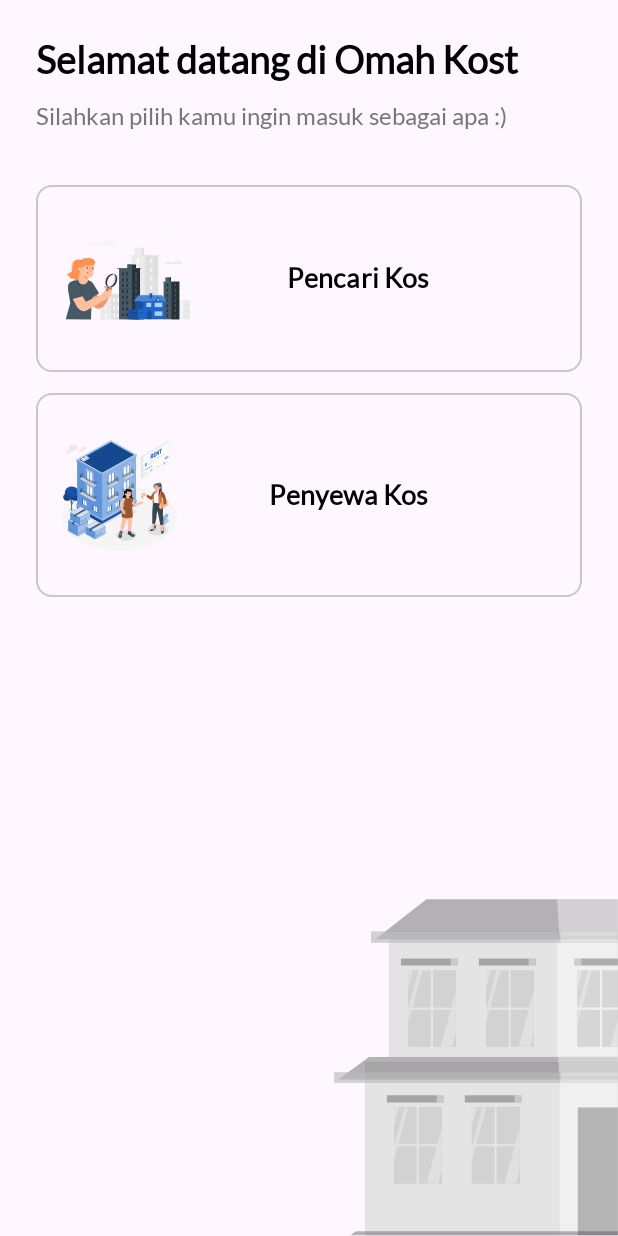
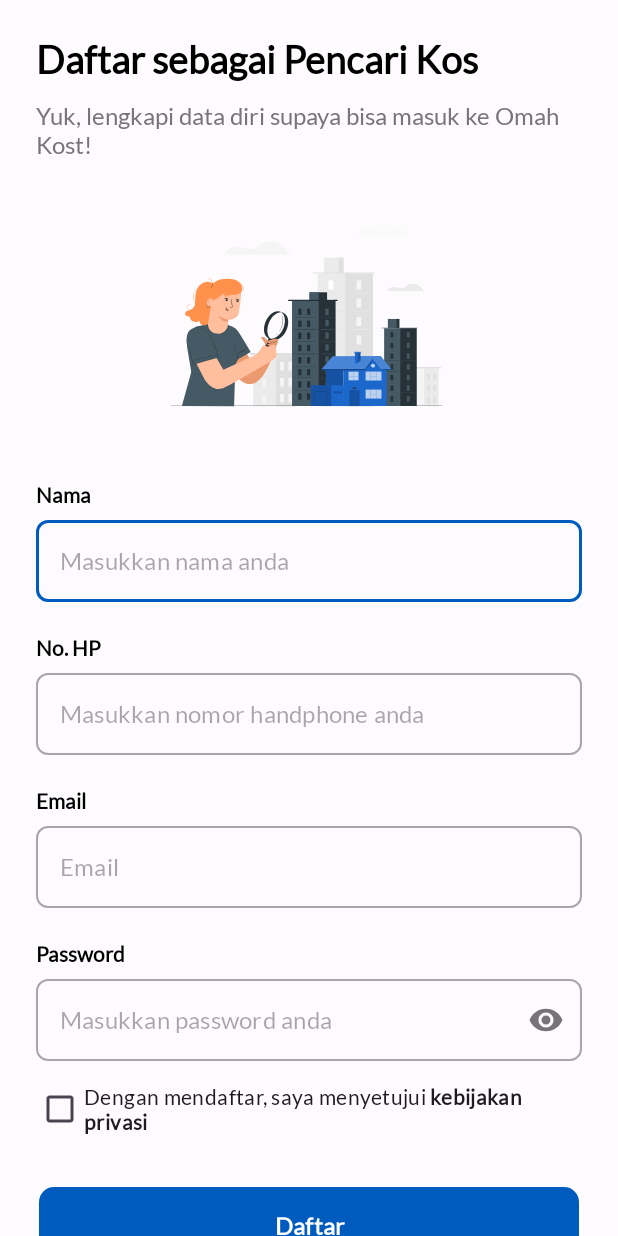
Before and after one commit to yobel47/Kos, an Android app: the screen it shows after launch (SelectUserActivity before the commit, RegisterActivity after it), on a phone screen of 412 x 824 dp. Run offline under Robolectric (Android 15) with nearby library versions, the phone set to English and light mode, and no system bars.

Commit message:
Add register screen

```diff
--- /dev/null
+++ b/app/src/main/java/com/binar/kos/view/ui/RegisterActivity.kt
@@ -0,0 +1,18 @@
+package com.binar.kos.view.ui
+
+import android.os.Bundle
+import androidx.appcompat.app.AppCompatActivity
+import com.binar.kos.databinding.ActivityRegisterBinding
+
+
+class RegisterActivity : AppCompatActivity() {
+
+    private lateinit var binding : ActivityRegisterBinding
+
+    override fun onCreate(savedInstanceState: Bundle?) {
+        super.onCreate(savedInstanceState)
+        binding = ActivityRegisterBinding.inflate(layoutInflater)
+        setContentView(binding.root)
+    }
+
+}
--- a/app/src/main/res/drawable/button_select_user.xml
+++ b/app/src/main/res/drawable/button_select_user.xml
@@ -10,7 +10,7 @@
                 </shape>
             </item>
             <!-- White foreground. -->
-            <item android:bottom="5dp" android:right="3dp">
+            <item android:bottom="5dp" android:right="3dp" android:left="5dp">
                 <shape>
                     <solid android:color="@color/background" />
                     <stroke android:width="1dp" android:color="#C7C6CA"/>
--- a/app/src/main/res/layout/activity_login.xml
+++ b/app/src/main/res/layout/activity_login.xml
@@ -48,7 +48,7 @@
         android:id="@+id/tv_email_title"
         android:layout_width="match_parent"
         android:layout_height="wrap_content"
-        android:layout_marginTop="70dp"
+        android:layout_marginTop="44dp"
         android:text="@string/email"
         android:textColor="@color/black"
         android:textSize="14sp"
--- /dev/null
+++ b/app/src/main/res/layout/activity_register.xml
@@ -0,0 +1,274 @@
+<?xml version="1.0" encoding="utf-8"?>
+<ScrollView xmlns:android="http://schemas.android.com/apk/res/android"
+    xmlns:app="http://schemas.android.com/apk/res-auto"
+    xmlns:tools="http://schemas.android.com/tools"
+    android:layout_width="match_parent"
+    android:layout_height="wrap_content"
+    android:background="@color/background"
+    tools:context=".view.ui.RegisterActivity">
+
+    <androidx.constraintlayout.widget.ConstraintLayout
+        android:layout_width="match_parent"
+        android:layout_height="wrap_content"
+        android:paddingVertical="24dp"
+        android:paddingHorizontal="24dp">
+
+        <TextView
+            android:id="@+id/tv_welcome_title"
+            android:layout_width="match_parent"
+            android:layout_height="wrap_content"
+            android:textColor="@color/black"
+            android:text="@string/daftar_sebagai_pencari_kos"
+            android:textSize="25sp"
+            android:textStyle="bold"
+            app:layout_constraintEnd_toEndOf="parent"
+            app:layout_constraintStart_toStartOf="parent"
+            app:layout_constraintTop_toTopOf="parent" />
+
+        <TextView
+            android:id="@+id/tv_welcome_description"
+            android:layout_width="match_parent"
+            android:layout_height="wrap_content"
+            android:text="@string/yuk_lengkapi_data_diri_supaya_bisa_masuk_ke_omah_kost"
+            android:textColor="#787579"
+            android:textSize="16sp"
+            android:layout_marginTop="12dp"
+            app:layout_constraintEnd_toEndOf="parent"
+            app:layout_constraintStart_toStartOf="parent"
+            app:layout_constraintTop_toBottomOf="@+id/tv_welcome_title" />
+
+        <ImageView
+            android:id="@+id/iv_login_1"
+            android:layout_width="wrap_content"
+            android:layout_height="wrap_content"
+            android:layout_marginTop="44dp"
+            app:layout_constraintEnd_toEndOf="parent"
+            app:layout_constraintStart_toStartOf="parent"
+            app:layout_constraintTop_toBottomOf="@+id/tv_welcome_description"
+            app:srcCompat="@drawable/image_login_1"
+            android:contentDescription="@string/login_image_1" />
+
+        <TextView
+            android:id="@+id/tv_name_title"
+            android:layout_width="match_parent"
+            android:layout_height="wrap_content"
+            android:layout_marginTop="44dp"
+            android:text="@string/nama"
+            android:textColor="@color/black"
+            android:textSize="14sp"
+            android:textStyle="bold"
+            app:layout_constraintEnd_toEndOf="parent"
+            app:layout_constraintStart_toStartOf="parent"
+            app:layout_constraintTop_toBottomOf="@+id/iv_login_1" />
+
+        <com.google.android.material.textfield.TextInputLayout
+            android:id="@+id/et_name"
+            android:layout_width="match_parent"
+            android:layout_height="wrap_content"
+            android:layout_marginTop="8dp"
+            app:hintAnimationEnabled="false"
+            app:hintEnabled="false"
+            app:boxCornerRadiusBottomStart="8dp"
+            app:boxCornerRadiusBottomEnd="8dp"
+            app:boxCornerRadiusTopStart="8dp"
+            app:boxCornerRadiusTopEnd="8dp"
+            style="@style/Widget.MaterialComponents.TextInputLayout.OutlinedBox"
+            app:layout_constraintEnd_toEndOf="parent"
+            app:layout_constraintStart_toStartOf="parent"
+            app:layout_constraintTop_toBottomOf="@+id/tv_name_title">
+
+            <EditText
+                android:layout_width="match_parent"
+                android:layout_height="wrap_content"
+                android:layout_marginBottom="8dp"
+                android:hint="@string/masukkan_nama_anda"
+                android:inputType="textEmailAddress"
+                android:minHeight="48dp"
+                android:autofillHints="" />
+        </com.google.android.material.textfield.TextInputLayout>
+
+        <TextView
+            android:id="@+id/tv_phone_number_title"
+            android:layout_width="match_parent"
+            android:layout_height="wrap_content"
+            android:layout_marginTop="14dp"
+            android:text="@string/no_hp"
+            android:textColor="@color/black"
+            android:textSize="14sp"
+            android:textStyle="bold"
+            app:layout_constraintEnd_toEndOf="parent"
+            app:layout_constraintStart_toStartOf="parent"
+            app:layout_constraintTop_toBottomOf="@+id/et_name" />
+
+        <com.google.android.material.textfield.TextInputLayout
+            android:id="@+id/et_phone_number"
+            android:layout_width="match_parent"
+            android:layout_height="wrap_content"
+            android:layout_marginTop="8dp"
+            app:hintAnimationEnabled="false"
+            app:hintEnabled="false"
+            app:boxCornerRadiusBottomStart="8dp"
+            app:boxCornerRadiusBottomEnd="8dp"
+            app:boxCornerRadiusTopStart="8dp"
+            app:boxCornerRadiusTopEnd="8dp"
+            style="@style/Widget.MaterialComponents.TextInputLayout.OutlinedBox"
+            app:layout_constraintEnd_toEndOf="parent"
+            app:layout_constraintStart_toStartOf="parent"
+            app:layout_constraintTop_toBottomOf="@+id/tv_phone_number_title">
+            <EditText
+                android:layout_width="match_parent"
+                android:layout_height="wrap_content"
+                android:layout_marginBottom="8dp"
+                android:hint="@string/masukkan_nomor_handphone_anda"
+                android:inputType="number"
+                android:minHeight="48dp"
+                android:autofillHints="" />
+        </com.google.android.material.textfield.TextInputLayout>
+
+        <TextView
+            android:id="@+id/tv_email_title"
+            android:layout_width="match_parent"
+            android:layout_height="wrap_content"
+            android:layout_marginTop="14dp"
+            android:text="@string/email"
+            android:textColor="@color/black"
+            android:textSize="14sp"
+            android:textStyle="bold"
+            app:layout_constraintEnd_toEndOf="parent"
+            app:layout_constraintStart_toStartOf="parent"
+            app:layout_constraintTop_toBottomOf="@+id/et_phone_number" />
+
+        <com.binar.kos.view.customView.CustomEmailEditText
+            android:id="@+id/et_email"
+            android:layout_width="match_parent"
+            android:layout_height="wrap_content"
+            android:layout_marginTop="8dp"
+            app:hintAnimationEnabled="false"
+            app:hintEnabled="false"
+            app:boxCornerRadiusBottomStart="8dp"
+            app:boxCornerRadiusBottomEnd="8dp"
+            app:boxCornerRadiusTopStart="8dp"
+            app:boxCornerRadiusTopEnd="8dp"
+            style="@style/Widget.MaterialComponents.TextInputLayout.OutlinedBox"
+            app:layout_constraintEnd_toEndOf="parent"
+            app:layout_constraintStart_toStartOf="parent"
+            app:layout_constraintTop_toBottomOf="@+id/tv_email_title">
+
+            <EditText
+                android:layout_width="match_parent"
+                android:layout_height="wrap_content"
+                android:layout_marginBottom="8dp"
+                android:hint="@string/masukkan_alamat_email_anda"
+                android:inputType="textEmailAddress"
+                android:minHeight="48dp"
+                android:autofillHints="" />
+        </com.binar.kos.view.customView.CustomEmailEditText>
+
+        <TextView
+            android:id="@+id/tv_password_title"
+            android:layout_width="match_parent"
+            android:layout_height="wrap_content"
+            android:layout_marginTop="14dp"
+            android:text="@string/password"
+            android:textColor="@color/black"
+            android:textSize="14sp"
+            android:textStyle="bold"
+            app:layout_constraintEnd_toEndOf="parent"
+            app:layout_constraintStart_toStartOf="parent"
+            app:layout_constraintTop_toBottomOf="@+id/et_email" />
+
+        <com.binar.kos.view.customView.CustomPasswordEditText
+            android:id="@+id/et_password"
+            android:layout_width="match_parent"
+            android:layout_height="wrap_content"
+            android:layout_marginTop="8dp"
+            app:hintAnimationEnabled="false"
+            app:hintEnabled="false"
+            app:boxCornerRadiusBottomStart="8dp"
+            app:boxCornerRadiusBottomEnd="8dp"
+            app:boxCornerRadiusTopStart="8dp"
+            app:boxCornerRadiusTopEnd="8dp"
+            style="@style/Widget.MaterialComponents.TextInputLayout.OutlinedBox"
+            app:layout_constraintEnd_toEndOf="parent"
+            app:layout_constraintStart_toStartOf="parent"
+            app:layout_constraintTop_toBottomOf="@+id/tv_password_title">
+            <EditText
+                android:layout_width="match_parent"
+                android:layout_height="wrap_content"
+                android:layout_marginBottom="8dp"
+                android:hint="@string/masukkan_password_anda"
+                android:inputType="textPassword"
+                android:minHeight="48dp"
+                android:autofillHints="" />
+        </com.binar.kos.view.customView.CustomPasswordEditText>
+        <CheckBox
+            android:id="@+id/cb_policy"
+            android:layout_width="wrap_content"
+            android:layout_height="wrap_content"
+            android:text="@string/dengan_mendaftar_saya_menyetujui_kebijakan_privasi"
+            android:textSize="14sp"
+            app:layout_constraintEnd_toEndOf="parent"
+            app:layout_constraintStart_toStartOf="parent"
+            app:layout_constraintTop_toBottomOf="@+id/et_password" />
+
+        <Button
+            android:id="@+id/btn_login"
+            android:layout_width="match_parent"
+            android:layout_height="52dp"
+            android:layout_marginHorizontal="2dp"
+            app:backgroundTint="@null"
+            android:background="@drawable/custom_button"
+            android:textColor="@drawable/custom_button_text"
+            android:text="@string/daftar"
+            android:textAllCaps="false"
+            android:layout_marginTop="28dp"
+            android:textSize="16sp"
+            android:textStyle="bold"
+            app:layout_constraintEnd_toEndOf="parent"
+            app:layout_constraintStart_toStartOf="parent"
+            app:layout_constraintTop_toBottomOf="@+id/cb_policy" />
+
+        <TextView
+            android:id="@+id/tv_to_register"
+            android:layout_width="wrap_content"
+            android:layout_height="wrap_content"
+            android:layout_marginTop="20dp"
+            android:text="@string/sudah_punya_akun"
+            android:layout_marginEnd="4dp"
+            app:layout_constraintEnd_toStartOf="@+id/tv_btn_register"
+            app:layout_constraintHorizontal_chainStyle="packed"
+            app:layout_constraintStart_toStartOf="parent"
+            app:layout_constraintTop_toBottomOf="@+id/btn_login" />
+
+        <Button
+            android:id="@+id/tv_btn_register"
+            android:layout_width="wrap_content"
+            android:layout_height="wrap_content"
+            android:textStyle="bold"
+            android:textColor="@color/primary"
+            android:textAllCaps="false"
+            android:letterSpacing="0"
+            android:minHeight="0dp"
+            android:minWidth="0dp"
+            android:layout_marginTop="10dp"
+            style="@style/Widget.MaterialComponents.Button.TextButton"
+            android:text="@string/masuk_di_sini"
+            app:layout_constraintHorizontal_chainStyle="packed"
+            app:layout_constraintEnd_toEndOf="parent"
+            app:layout_constraintStart_toEndOf="@+id/tv_to_register"
+            app:layout_constraintTop_toBottomOf="@+id/btn_login" />
+
+        <ImageView
+            android:id="@+id/iv_line"
+            android:layout_width="wrap_content"
+            android:layout_height="wrap_content"
+            android:layout_marginTop="0dp"
+            app:layout_constraintEnd_toEndOf="@+id/tv_btn_register"
+            app:layout_constraintStart_toStartOf="@+id/tv_btn_register"
+            app:layout_constraintTop_toBottomOf="@+id/tv_btn_register"
+            app:srcCompat="@drawable/auth_line"
+            android:contentDescription="@string/line_login" />
+
+    </androidx.constraintlayout.widget.ConstraintLayout>
+
+</ScrollView>
--- a/app/src/main/res/values/strings.xml
+++ b/app/src/main/res/values/strings.xml
@@ -18,4 +18,14 @@
     <string name="penyewa_kos">\t\t\t\tPenyewa Kos</string>
     <string name="auth_background_1">Auth background 1</string>
     <string name="selamat_datang_di_omah_kost">Selamat datang di Omah Kost</string>
+    <string name="dengan_mendaftar_saya_menyetujui_kebijakan_privasi">Dengan mendaftar, saya menyetujui <b>kebijakan privasi</b></string>
+    <string name="daftar_sebagai_pencari_kos">Daftar sebagai Pencari Kos</string>
+    <string name="yuk_lengkapi_data_diri_supaya_bisa_masuk_ke_omah_kost">Yuk, lengkapi data diri supaya bisa masuk ke Omah Kost!</string>
+    <string name="nama">Nama</string>
+    <string name="no_hp">No. HP</string>
+    <string name="masukkan_nomor_handphone_anda">Masukkan nomor handphone anda</string>
+    <string name="masukkan_nama_anda">Masukkan nama anda</string>
+    <string name="daftar">Daftar</string>
+    <string name="sudah_punya_akun">Sudah punya akun?</string>
+    <string name="masuk_di_sini">Masuk di sini!</string>
 </resources>
```
Also changed, not shown: app/src/main/AndroidManifest.xml (+8 -1 lines), app/src/main/res/font/lato_bold.ttf (added).
